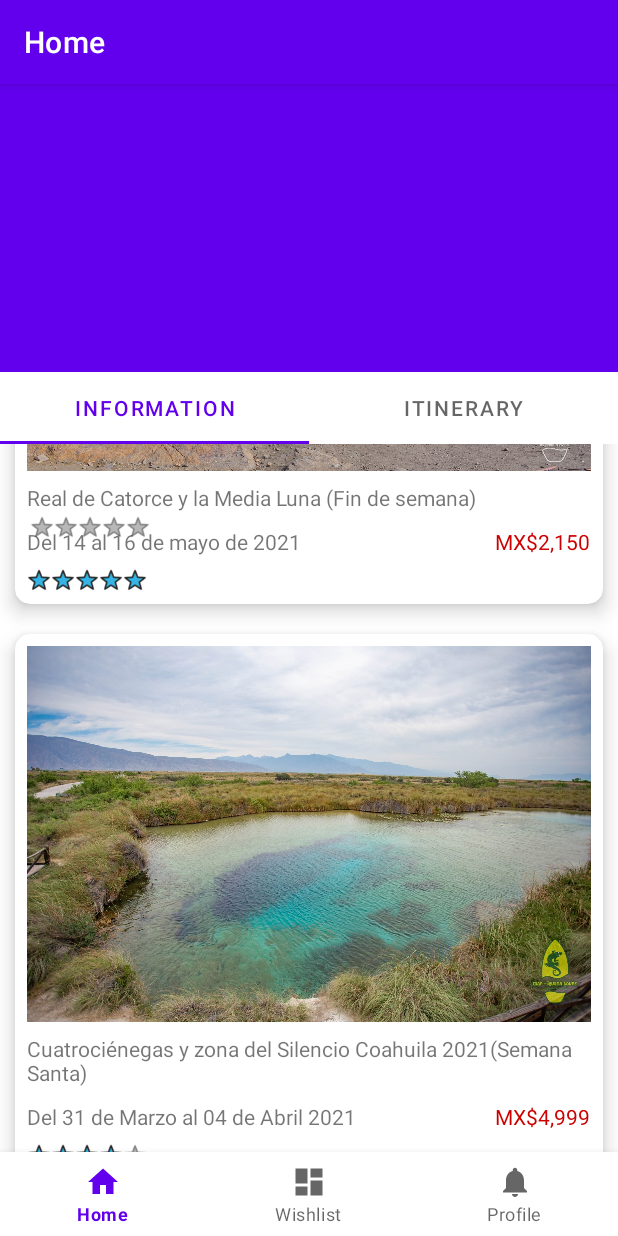
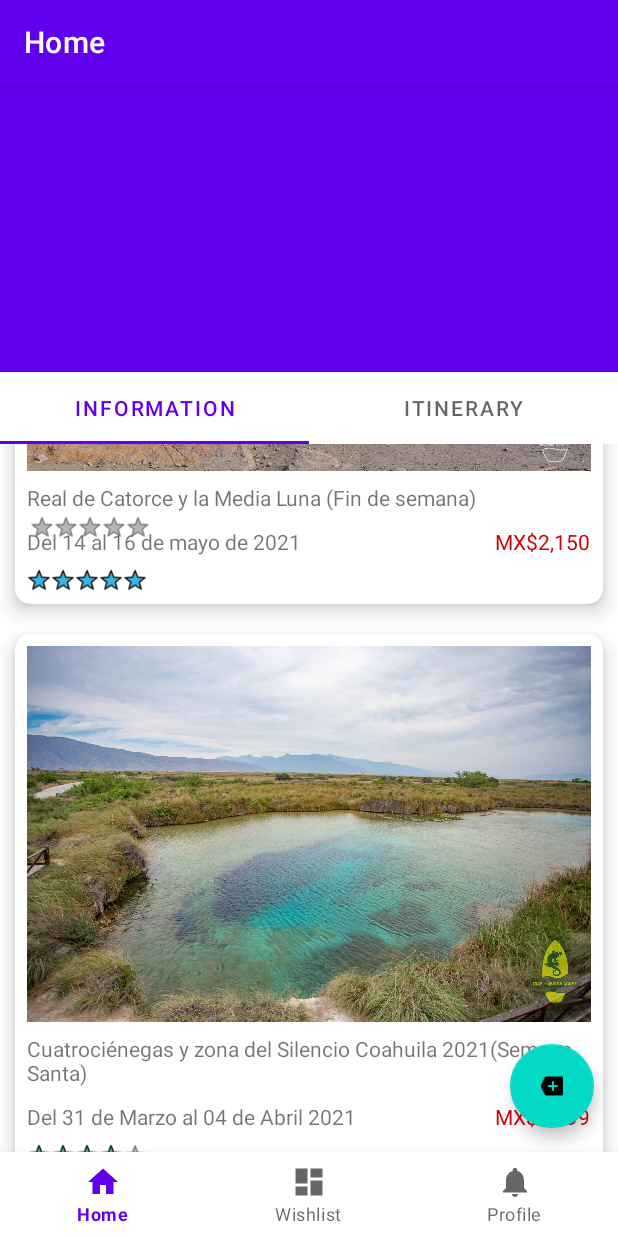
Before and after one commit to Edgar242/MarIguanApp, an Android app: the fragment TourDetailFragment placed in its activity, on a phone screen of 412 x 824 dp. Run offline under Robolectric (Android 15) with nearby library versions, the phone set to English and light mode, and no system bars; our stand-ins replace navigation-ui; 3 statements that could not run were skipped.

Commit message:
Added book button

```diff
--- a/app/src/main/java/com/mar_iguana/tours/ui/home/TourDetailFragment.kt
+++ b/app/src/main/java/com/mar_iguana/tours/ui/home/TourDetailFragment.kt
@@ -5,17 +5,15 @@ import android.view.LayoutInflater
 import android.view.View
 import android.view.ViewGroup
 import androidx.fragment.app.Fragment
-import androidx.viewpager2.widget.ViewPager2
 import com.google.android.material.tabs.TabLayoutMediator
 import com.mar_iguana.tours.R
 import com.mar_iguana.tours.adapters.PagerTabAdapter
 import com.mar_iguana.tours.databinding.FragmentTourDetailBinding
 import com.mar_iguana.tours.models.Tour
-
+import com.mar_iguana.tours.ui.home.book.BookFragment
 
 class TourDetailFragment : Fragment() {
 
-    lateinit var imageViewPager : ViewPager2
     private var _binding: FragmentTourDetailBinding? = null
     private val binding get() = _binding!!
 
@@ -26,17 +24,26 @@ class TourDetailFragment : Fragment() {
 
         //Get data Tour
         val tourDetail =  arguments?.getParcelable<Tour>("dataTour")
+        initViewPager()
 
-        tourDetail?.images?.get(0)?.let { binding.appBarImage.setImageResource(it) }
+        binding.buttonBook.setOnClickListener {
+            parentFragmentManager.beginTransaction().apply {
+                replace(R.id.nav_host_fragment, BookFragment.newInstance(tourDetail!!))
+                commit()
+            }
+        }
 
-        initViewPager(view, tourDetail)
         return view
     }
 
     //Configure tabLayout and ViewPager to show detail
-    private fun initViewPager(view:View, tour: Tour?){
+    private fun initViewPager(){
+        //Get data Tour
+        val tourDetail =  arguments?.getParcelable<Tour>("dataTour")
+        tourDetail?.images?.get(0)?.let { binding.appBarImage.setImageResource(it) }
+
         val adapterPager = PagerTabAdapter(parentFragmentManager , lifecycle)
-        tour?.let { adapterPager.setTour(it) }
+        tourDetail?.let { adapterPager.setTour(it) }
         binding.pagerDetailTour.adapter = adapterPager
 
         val tabTitles: ArrayList<String> = arrayListOf(getString(R.string.tab_info), getString(R.string.tab_itinerary))
--- a/app/src/main/res/layout/fragment_tour_detail.xml
+++ b/app/src/main/res/layout/fragment_tour_detail.xml
@@ -70,5 +70,14 @@
 
     </androidx.core.widget.NestedScrollView>
 
+    <com.google.android.material.floatingactionbutton.FloatingActionButton
+        android:id="@+id/button_book"
+        android:layout_width="wrap_content"
+        android:layout_height="wrap_content"
+        android:layout_gravity="bottom|end"
+        android:layout_margin="16dp"
+        android:clickable="true"
+        app:srcCompat="@android:drawable/stat_notify_more" />
+
 
 </androidx.coordinatorlayout.widget.CoordinatorLayout>
```
